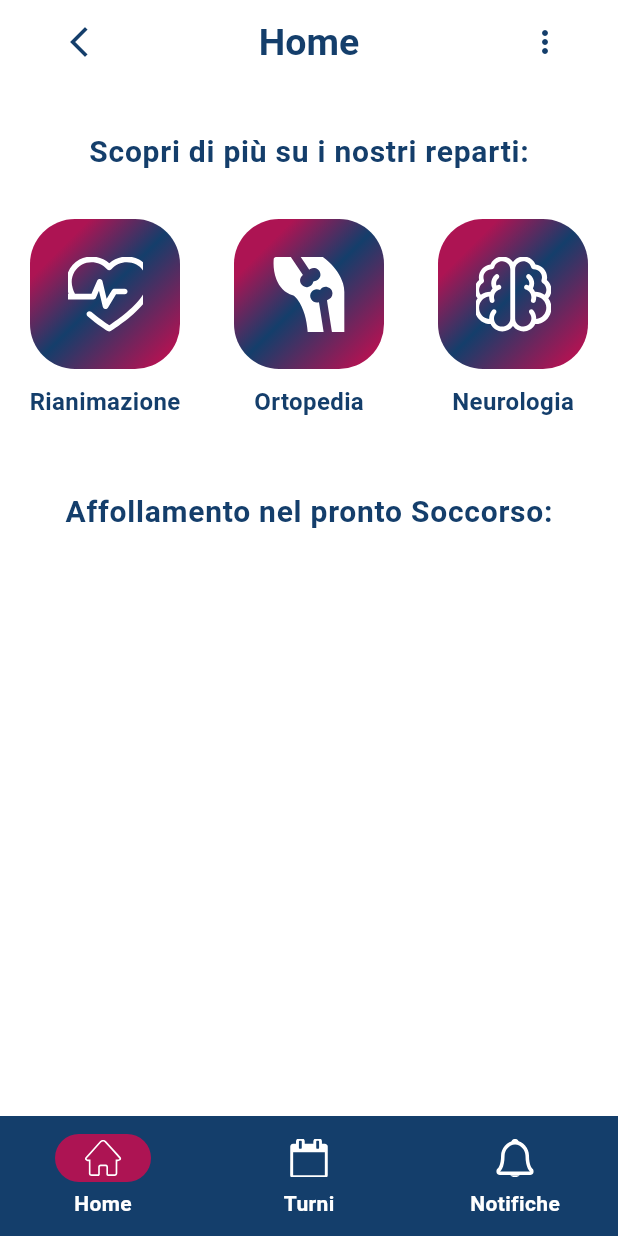
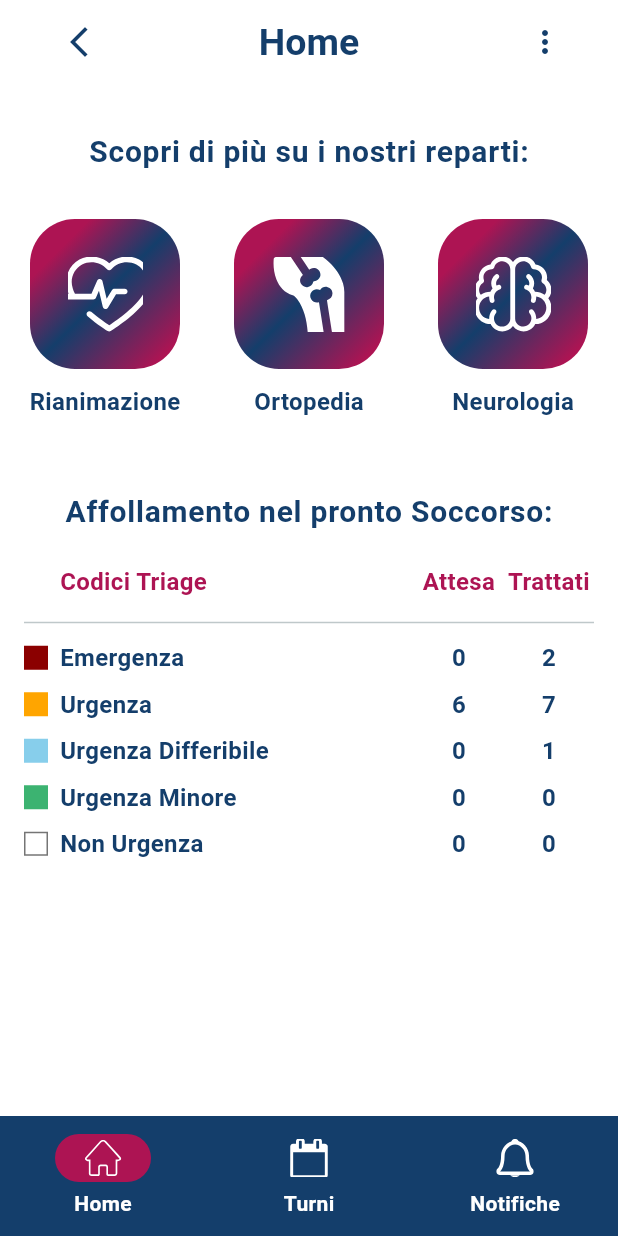
Before and after one commit to FlorindoDev/SantoBono, a Flutter app: the HomePage screen opened by its route, on a phone screen of 412 x 824 dp. Run offline on Flutter 3.47's test engine with Material 3 defaults, Android fonts, the phone set to English and light mode, and no system bars; our stand-ins replace flutter_svg.

Commit message:
demo finita

```diff
--- /dev/null
+++ b/santobono_gui/lib/src/view/widget/Home/Affolamento.dart
@@ -0,0 +1,152 @@
+import 'package:flutter/material.dart';
+
+//TODO: da rifare , questo widget è solo di presentazione del APP!!
+class TriageLegend extends StatelessWidget {
+  const TriageLegend({Key? key}) : super(key: key);
+
+  @override
+  Widget build(BuildContext context) {
+    // Definizione dei dati
+    final items = [
+      _LegendItem(
+        color: Color(0xFF8B0000),
+        label: 'Emergenza',
+        attesa: 0,
+        trattati: 2,
+      ),
+      _LegendItem(
+        color: Color(0xFFFFA500),
+        label: 'Urgenza',
+        attesa: 6,
+        trattati: 7,
+      ),
+      _LegendItem(
+        color: Color(0xFF87CEEB),
+        label: 'Urgenza Differibile',
+        attesa: 0,
+        trattati: 1,
+      ),
+      _LegendItem(
+        color: Color(0xFF3CB371),
+        label: 'Urgenza Minore',
+        attesa: 0,
+        trattati: 0,
+      ),
+      _LegendItem(
+        color: Colors.white,
+        label: 'Non Urgenza',
+        attesa: 0,
+        trattati: 0,
+        border: true,
+      ),
+    ];
+
+    return Padding(
+      padding: const EdgeInsets.symmetric(horizontal: 16.0, vertical: 12.0),
+      child: Column(
+        crossAxisAlignment: CrossAxisAlignment.start,
+        children: [
+          // Intestazione
+          Padding(
+            padding: const EdgeInsets.symmetric(vertical: 8.0),
+            child: Row(
+              children: [
+                SizedBox(width: 24), // spazio per il quadratino
+                Expanded(
+                  child: Text(
+                    'Codici Triage',
+                    style: TextStyle(
+                      fontWeight: FontWeight.bold,
+                      color: Theme.of(context).colorScheme.primary,
+                    ),
+                  ),
+                ),
+                SizedBox(width: 16),
+                SizedBox(
+                  width: 60,
+                  child: Text(
+                    'Attesa',
+                    style: TextStyle(
+                      fontWeight: FontWeight.bold,
+                      color: Theme.of(context).colorScheme.primary,
+                    ),
+                    textAlign: TextAlign.center,
+                  ),
+                ),
+                SizedBox(
+                  width: 60,
+                  child: Text(
+                    'Trattati',
+                    style: TextStyle(
+                      fontWeight: FontWeight.bold,
+                      color: Theme.of(context).colorScheme.primary,
+                    ),
+                    textAlign: TextAlign.center,
+                  ),
+                ),
+              ],
+            ),
+          ),
+          const Divider(),
+          // Righe dei dati
+          ...items.map((item) => _LegendRow(item: item)),
+        ],
+      ),
+    );
+  }
+}
+
+class _LegendItem {
+  final Color color;
+  final String label;
+  final int attesa;
+  final int trattati;
+  final bool border;
+
+  _LegendItem({
+    required this.color,
+    required this.label,
+    required this.attesa,
+    required this.trattati,
+    this.border = false,
+  });
+}
+
+class _LegendRow extends StatelessWidget {
+  final _LegendItem item;
+
+  const _LegendRow({Key? key, required this.item}) : super(key: key);
+
+  @override
+  Widget build(BuildContext context) {
+    return Padding(
+      padding: const EdgeInsets.symmetric(vertical: 4.0),
+      child: Row(
+        children: [
+          // Quadrato colorato
+          Container(
+            width: 16,
+            height: 16,
+            decoration: BoxDecoration(
+              color: item.color,
+              border: item.border ? Border.all(color: Colors.black54) : null,
+            ),
+          ),
+          const SizedBox(width: 8),
+          // Label
+          Expanded(child: Text(item.label)),
+          // Colonna Attesa
+          SizedBox(
+            width: 60,
+            child: Text(item.attesa.toString(), textAlign: TextAlign.center),
+          ),
+          // Colonna Trattati
+          SizedBox(
+            width: 60,
+            child: Text(item.trattati.toString(), textAlign: TextAlign.center),
+          ),
+        ],
+      ),
+    );
+  }
+}
--- a/santobono_gui/lib/src/view/windows/HomePage.dart
+++ b/santobono_gui/lib/src/view/windows/HomePage.dart
@@ -3,6 +3,7 @@ import 'package:flutter/services.dart';
 import 'package:santobono_gui/src/view/widget/SmallAppBar.dart';
 import 'package:santobono_gui/src/view/widget/Home/InfoReparti.dart';
 import 'package:santobono_gui/src/view/widget/NavBar.dart';
+import 'package:santobono_gui/src/view/widget/Home/Affolamento.dart';
 
 class HomePage extends StatefulWidget {
   const HomePage({super.key});
@@ -32,6 +33,7 @@ class _HomePageState extends State<HomePage> {
             'Affollamento nel pronto Soccorso:',
             style: Theme.of(context).textTheme.bodyLarge,
           ),
+          TriageLegend(),
         ],
       ),
     );
```
